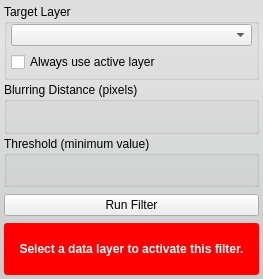
The window that src/Interface/ToolInterface/CannyEdgeDetectionFilterInterface.ui (jessdtate/Seg3D) describes before a commit, drawn with Qt 5.
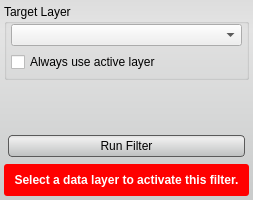
The same window after the commit. Custom widgets are drawn as their Qt base class.

Commit message: added styles to the ui buttons still some tweaking that needs done.  check out the Discrete Gaussian Blur tool and let me know if the lighter background looks better.

```diff
--- a/src/Interface/ToolInterface/CannyEdgeDetectionFilterInterface.ui
+++ b/src/Interface/ToolInterface/CannyEdgeDetectionFilterInterface.ui
@@ -6,8 +6,8 @@
    <rect>
     <x>0</x>
     <y>0</y>
-    <width>263</width>
-    <height>279</height>
+    <width>253</width>
+    <height>200</height>
    </rect>
   </property>
   <property name="sizePolicy">
@@ -16,12 +16,6 @@
     <verstretch>0</verstretch>
    </sizepolicy>
   </property>
-  <property name="minimumSize">
-   <size>
-    <width>213</width>
-    <height>279</height>
-   </size>
-  </property>
   <property name="baseSize">
    <size>
     <width>650</width>
@@ -35,6 +29,28 @@
    <string notr="true">QWidget#CannyEdgeDetectionFilterInterface{
 	border-radius: 3px;
 	background-color: qlineargradient(spread:pad, x1:0.5, y1:0, x2:0.5, y2:0.960227, stop:0 rgba(221, 221, 221, 255), stop:0.155779 rgba(228, 228, 228, 255), stop:1 rgba(202, 204, 204, 255));      
+}
+
+
+QPushButton{
+	background-color: qlineargradient(spread:pad, x1:0.5, y1:0, x2:0.5, y2:0.960227, stop:0 rgba(221, 221, 221, 255), stop:0.155779 rgba(238, 238, 238, 255), stop:1 rgba(192, 194, 194, 255));
+	border-radius: 4px;
+	border: 1px solid rgb(90, 90, 90);
+	margin:4px;
+}
+
+QPushButton:hover{
+	background-color: qlineargradient(spread:pad, x1:0.5, y1:0, x2:0.5, y2:1, stop:0 rgba(195, 195, 195, 255), stop:0.253769 rgba(206, 206, 206, 255), stop:1 rgba(185, 185, 185, 255));
+	border-radius: 4px;
+	border: 1px solid rgb(90, 90, 90);
+	margin:4px;
+}
+
+QPushButton:pressed{
+	background-color: qlineargradient(spread:pad, x1:0.5, y1:0, x2:0.5, y2:1, stop:0 rgba(150, 150, 150, 255), stop:0.753769 rgba(206, 206, 206, 255), stop:1 rgba(185, 185, 185, 255));
+	border-radius: 4px;
+	border: 1px solid rgb(90, 90, 90);
+	margin:4px;
 }</string>
   </property>
   <layout class="QVBoxLayout" name="verticalLayout">
@@ -116,58 +132,10 @@
     </widget>
    </item>
    <item>
-    <widget class="QGroupBox" name="groupBox">
-     <property name="title">
-      <string>Blurring Distance (pixels)</string>
-     </property>
-     <layout class="QHBoxLayout" name="horizontalLayout_2">
-      <property name="spacing">
-       <number>0</number>
-      </property>
-      <property name="leftMargin">
-       <number>4</number>
-      </property>
-      <property name="topMargin">
-       <number>2</number>
-      </property>
-      <property name="rightMargin">
-       <number>4</number>
-      </property>
-      <property name="bottomMargin">
-       <number>4</number>
-      </property>
-      <item>
-       <widget class="QtUtils::QtSliderDoubleCombo" name="blurring_distance_" native="true"/>
-      </item>
-     </layout>
-    </widget>
+    <widget class="QtUtils::QtSliderDoubleCombo" name="blurring_distance_" native="true"/>
    </item>
    <item>
-    <widget class="QGroupBox" name="groupBox_2">
-     <property name="title">
-      <string>Threshold (minimum value)</string>
-     </property>
-     <layout class="QHBoxLayout" name="horizontalLayout_3">
-      <property name="spacing">
-       <number>0</number>
-      </property>
-      <property name="leftMargin">
-       <number>4</number>
-      </property>
-      <property name="topMargin">
-       <number>2</number>
-      </property>
-      <property name="rightMargin">
-       <number>4</number>
-      </property>
-      <property name="bottomMargin">
-       <number>4</number>
-      </property>
-      <item>
-       <widget class="QtUtils::QtSliderDoubleCombo" name="threshold_" native="true"/>
-      </item>
-     </layout>
-    </widget>
+    <widget class="QtUtils::QtSliderDoubleCombo" name="threshold_" native="true"/>
    </item>
    <item>
     <widget class="QWidget" name="replaceRunWidget" native="true">
@@ -192,6 +160,12 @@
       </property>
       <item>
        <widget class="QPushButton" name="runFilterButton">
+        <property name="minimumSize">
+         <size>
+          <width>0</width>
+          <height>30</height>
+         </size>
+        </property>
         <property name="text">
          <string>Run Filter</string>
         </property>
```
The commit also changes 57 other files.
